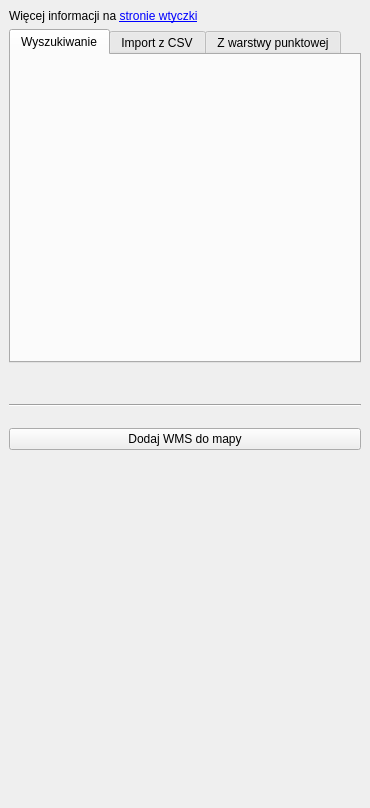
Above: wyszukiwarka-gugik-uldk/plugin_dockwidget_base.ui from gis-support/wyszukiwarka-gugik-uldk before the change. Below: the same form after it.
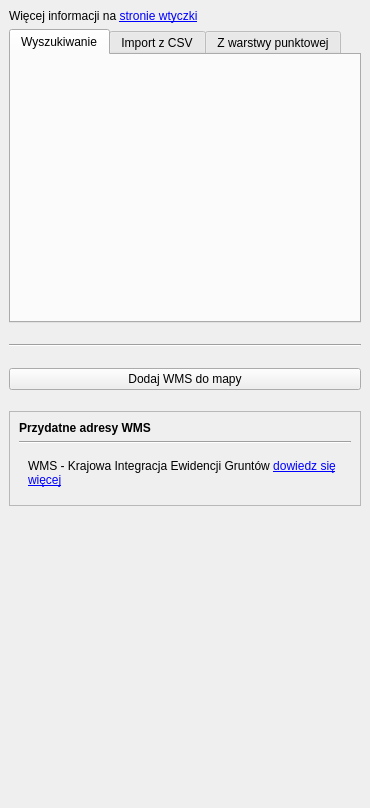
That is the form after the change.

```diff
--- a/wyszukiwarka-gugik-uldk/plugin_dockwidget_base.ui
+++ b/wyszukiwarka-gugik-uldk/plugin_dockwidget_base.ui
@@ -132,38 +132,6 @@
       </property>
      </spacer>
     </item>
-    <item>
-     <spacer name="verticalSpacer_6">
-      <property name="orientation">
-       <enum>Qt::Vertical</enum>
-      </property>
-      <property name="sizeType">
-       <enum>QSizePolicy::Minimum</enum>
-      </property>
-      <property name="sizeHint" stdset="0">
-       <size>
-        <width>20</width>
-        <height>5</height>
-       </size>
-      </property>
-     </spacer>
-    </item>
-    <item>
-     <spacer name="verticalSpacer_3">
-      <property name="orientation">
-       <enum>Qt::Vertical</enum>
-      </property>
-      <property name="sizeType">
-       <enum>QSizePolicy::Minimum</enum>
-      </property>
-      <property name="sizeHint" stdset="0">
-       <size>
-        <width>20</width>
-        <height>15</height>
-       </size>
-      </property>
-     </spacer>
-    </item>
     <item>
      <widget class="Line" name="line">
       <property name="orientation">
@@ -195,7 +163,87 @@
      </widget>
     </item>
     <item>
-     <layout class="QVBoxLayout" name="verticalLayout_4"/>
+     <spacer name="verticalSpacer_4">
+      <property name="orientation">
+       <enum>Qt::Vertical</enum>
+      </property>
+      <property name="sizeType">
+       <enum>QSizePolicy::Minimum</enum>
+      </property>
+      <property name="sizeHint" stdset="0">
+       <size>
+        <width>20</width>
+        <height>15</height>
+       </size>
+      </property>
+     </spacer>
+    </item>
+    <item>
+     <widget class="QFrame" name="frame">
+      <property name="frameShape">
+       <enum>QFrame::StyledPanel</enum>
+      </property>
+      <property name="frameShadow">
+       <enum>QFrame::Raised</enum>
+      </property>
+      <layout class="QVBoxLayout" name="verticalLayout_4">
+       <item>
+        <widget class="QLabel" name="label_2">
+         <property name="text">
+          <string>&lt;html&gt;&lt;head/&gt;&lt;body&gt;&lt;p&gt;&lt;span style=&quot; font-weight:600;&quot;&gt;Przydatne adresy WMS&lt;/span&gt;&lt;/p&gt;&lt;/body&gt;&lt;/html&gt;</string>
+         </property>
+         <property name="textFormat">
+          <enum>Qt::RichText</enum>
+         </property>
+        </widget>
+       </item>
+       <item>
+        <widget class="Line" name="line_2">
+         <property name="orientation">
+          <enum>Qt::Horizontal</enum>
+         </property>
+        </widget>
+       </item>
+       <item>
+        <layout class="QVBoxLayout" name="verticalLayout_5">
+         <property name="leftMargin">
+          <number>9</number>
+         </property>
+         <property name="topMargin">
+          <number>9</number>
+         </property>
+         <property name="rightMargin">
+          <number>9</number>
+         </property>
+         <property name="bottomMargin">
+          <number>9</number>
+         </property>
+         <item>
+          <widget class="QLabel" name="label">
+           <property name="maximumSize">
+            <size>
+             <width>16777215</width>
+             <height>50</height>
+            </size>
+           </property>
+           <property name="text">
+            <string>&lt;html&gt;&lt;head/&gt;&lt;body&gt;&lt;p&gt;WMS - Krajowa Integracja Ewidencji Gruntów &lt;a href=&quot;https://gis-support.pl/aktualne-dane-ewidencyjne-z-ponad-300-powiatow-w-jednej-usludze-wms-tak-w-polsce/&quot;&gt;&lt;span style=&quot; text-decoration: underline; color:#0000ff;&quot;&gt;dowiedz się więcej&lt;/span&gt;&lt;/a&gt;&lt;/p&gt;&lt;/body&gt;&lt;/html&gt;</string>
+           </property>
+           <property name="textFormat">
+            <enum>Qt::RichText</enum>
+           </property>
+           <property name="wordWrap">
+            <bool>true</bool>
+           </property>
+           <property name="openExternalLinks">
+            <bool>true</bool>
+           </property>
+          </widget>
+         </item>
+        </layout>
+       </item>
+      </layout>
+     </widget>
     </item>
     <item>
      <spacer name="verticalSpacer">
@@ -210,22 +258,6 @@
       </property>
      </spacer>
     </item>
-    <item>
-     <spacer name="verticalSpacer_10">
-      <property name="orientation">
-       <enum>Qt::Vertical</enum>
-      </property>
-      <property name="sizeType">
-       <enum>QSizePolicy::Maximum</enum>
-      </property>
-      <property name="sizeHint" stdset="0">
-       <size>
-        <width>20</width>
-        <height>15</height>
-       </size>
-      </property>
-     </spacer>
-    </item>
    </layout>
   </widget>
  </widget>
```
Left out of the diff: 4 changed lines with no effect on the pictures.
